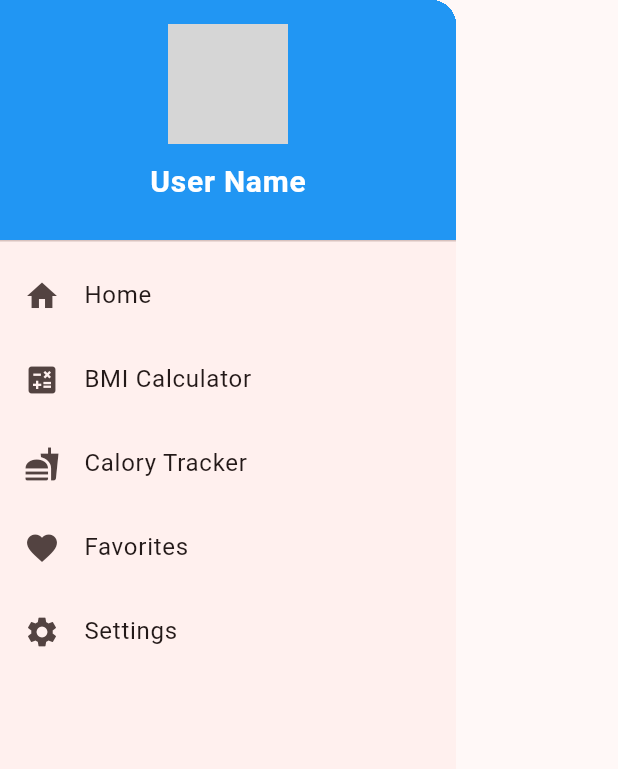
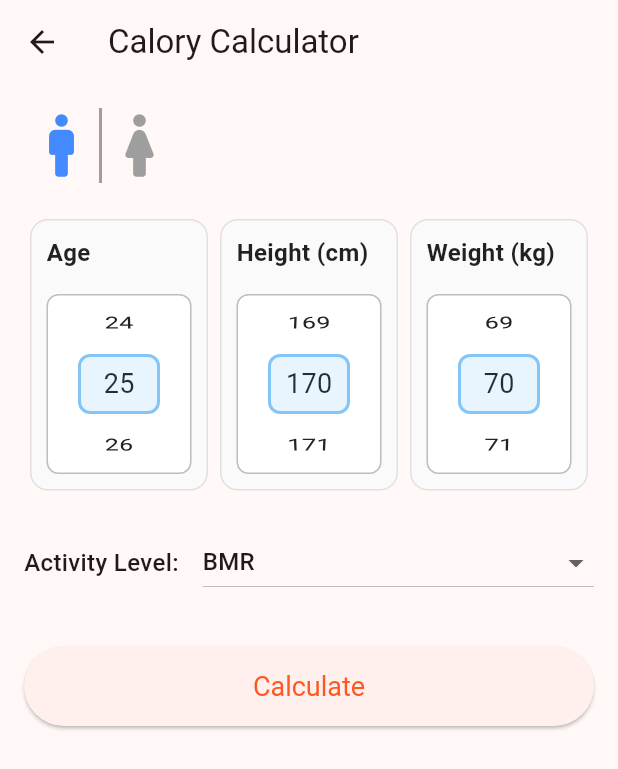
Before and after one commit to Alankoye1/planner_application, a Flutter app: the MyDrawer widget shown alone on an empty page, opened directly, after a tap on "Calory Tracker", on a phone screen of 412 x 824 dp. Shown: the top 769 px of the screen. Run offline on Flutter 3.47's test engine with Material 3 defaults, Android fonts, the phone set to English and light mode, and no system bars; grey boxes are pictures that could not be loaded.

Commit message:
feat: Add Calory Calculator screen and integrate with MyDrawer; enhance CustomScrollable widget functionality

```diff
--- a/analysis_options.yaml
+++ b/analysis_options.yaml
@@ -10,6 +10,7 @@
 analyzer:
   errors:
     unnecessary_string_interpolations: ignore
+    deprecated_member_use: ignore
 include: package:flutter_lints/flutter.yaml
 
 linter:
--- /dev/null
+++ b/lib/screens/calory_calculate_screen.dart
@@ -0,0 +1,181 @@
+import 'package:flutter/material.dart';
+import 'package:planner/widgets/table_calory.dart';
+import '../widgets/gender_switch.dart';
+import '../widgets/custom_scrollable.dart';
+
+class CaloryCalculateScreen extends StatefulWidget {
+  const CaloryCalculateScreen({super.key});
+
+  @override
+  State<CaloryCalculateScreen> createState() => _CaloryCalculateScreenState();
+}
+
+class _CaloryCalculateScreenState extends State<CaloryCalculateScreen> {
+  bool isMale = true;
+  int age = 25;
+  int height = 170;
+  int weight = 70;
+  double? result;
+  String selectedActivity = 'BMR';
+  Map<String, double> activityMultipliers = {
+    'BMR': 1.0,
+    'Sedentary': 1.2,
+    'Lightly Active': 1.375,
+    'Moderately Active': 1.55,
+    'Very Active': 1.725,
+    'Super Active': 1.9,
+  };
+  Map<String, double>? caloryTable;
+
+  final TextEditingController ageController = TextEditingController();
+  final TextEditingController heightController = TextEditingController();
+  final TextEditingController weightController = TextEditingController();
+
+  @override
+  void dispose() {
+    ageController.dispose();
+    heightController.dispose();
+    weightController.dispose();
+    super.dispose();
+  }
+
+  void calculateCalory() {
+    int ageVal = int.tryParse(ageController.text) ?? age;
+    int heightVal = int.tryParse(heightController.text) ?? height;
+    int weightVal = int.tryParse(weightController.text) ?? weight;
+    double bmr;
+    if (isMale) {
+      bmr = 10 * weightVal + 6.25 * heightVal - 5 * ageVal + 5;
+    } else {
+      bmr = 10 * weightVal + 6.25 * heightVal - 5 * ageVal - 161;
+    }
+    Map<String, double> table = {};
+    activityMultipliers.forEach((activity, multiplier) {
+      table[activity] = bmr * multiplier;
+    });
+    setState(() {
+      result = table[selectedActivity];
+      caloryTable = table;
+    });
+  }
+
+  @override
+  Widget build(BuildContext context) {
+    return Scaffold(
+      appBar: AppBar(title: const Text('Calory Calculator')),
+      body: Padding(
+        padding: const EdgeInsets.all(16.0),
+        child: SingleChildScrollView(
+          child: Column(
+            crossAxisAlignment: CrossAxisAlignment.stretch,
+            children: [
+              // Gender Switch
+              Center(
+                child: GenderSwitch(
+                  isMale: isMale,
+                  onGenderChanged: (val) {
+                    setState(() {
+                      isMale = val;
+                    });
+                  },
+                ),
+              ),
+              const SizedBox(height: 24),
+              // Scrollables for Age, Height, Weight
+              Row(
+                children: [
+                  CustomScrollable(
+                    labelText: 'Age',
+                    controller: ageController,
+                    minValue: 10,
+                    maxValue: 100,
+                    initialValue: age,
+                    step: 1,
+                  ),
+                  CustomScrollable(
+                    labelText: 'Height (cm)',
+                    controller: heightController,
+                    minValue: 100,
+                    maxValue: 220,
+                    initialValue: height,
+                    step: 1,
+                  ),
+                  CustomScrollable(
+                    labelText: 'Weight (kg)',
+                    controller: weightController,
+                    minValue: 30,
+                    maxValue: 200,
+                    initialValue: weight,
+                    step: 1,
+                  ),
+                ],
+              ),
+              const SizedBox(height: 24),
+              // Activity Level Dropdown
+              Row(
+                children: [
+                  const Text(
+                    'Activity Level:',
+                    style: TextStyle(fontSize: 16, fontWeight: FontWeight.w500),
+                  ),
+                  const SizedBox(width: 16),
+                  Expanded(
+                    child: DropdownButton<String>(
+                      value: selectedActivity,
+                      isExpanded: true,
+                      items: activityMultipliers.keys.map((level) {
+                        return DropdownMenuItem<String>(
+                          value: level,
+                          child: Text(level),
+                        );
+                      }).toList(),
+                      onChanged: (val) {
+                        setState(() {
+                          selectedActivity = val!;
+                        });
+                      },
+                    ),
+                  ),
+                ],
+              ),
+              const SizedBox(height: 32),
+              ElevatedButton(
+                onPressed: calculateCalory,
+                style: ElevatedButton.styleFrom(
+                  padding: const EdgeInsets.symmetric(vertical: 16),
+                  textStyle: const TextStyle(fontSize: 18),
+                ),
+                child: const Text('Calculate'),
+              ),
+              const SizedBox(height: 32),
+              if (result != null && caloryTable != null)
+                Column(
+                  children: [
+                    const Text(
+                      'Your daily calorie need:',
+                      style: TextStyle(
+                        fontSize: 18,
+                        fontWeight: FontWeight.w500,
+                      ),
+                    ),
+                    const SizedBox(height: 12),
+                    Text(
+                      '${result!.toStringAsFixed(0)} kcal',
+                      style: const TextStyle(
+                        fontSize: 32,
+                        fontWeight: FontWeight.bold,
+                        color: Colors.blueAccent,
+                      ),
+                    ),
+                    const SizedBox(height: 32),
+                    // Calorie Table
+                    TableCalory(caloryTable: caloryTable, result: result!),
+                  ],
+                ),
+            ],
+          ),
+        ),
+      ),
+    );
+  }
+}
--- a/lib/widgets/custom_scrollable.dart
+++ b/lib/widgets/custom_scrollable.dart
@@ -1,24 +1,149 @@
 import 'package:flutter/material.dart';
 
-class CustomScrollable extends StatelessWidget {
+class CustomScrollable extends StatefulWidget {
   const CustomScrollable({
     super.key,
     required this.labelText,
     required this.controller,
+    required this.minValue,
+    required this.maxValue,
+    required this.initialValue,
+    this.step = 1,
   });
 
   final String labelText;
   final TextEditingController controller;
+  final int minValue;
+  final int maxValue;
+  final int initialValue;
+  final int step;
+
+  @override
+  State<CustomScrollable> createState() => _CustomScrollableState();
+}
+
+class _CustomScrollableState extends State<CustomScrollable> {
+  late FixedExtentScrollController scrollController;
+  late int currentValue;
+  late List<int> values;
+  int selectedIndex = 0;
+
+  @override
+  void initState() {
+    super.initState();
+
+    // Generate values list based on min, max, and step
+    values = [];
+    for (int i = widget.minValue; i <= widget.maxValue; i += widget.step) {
+      values.add(i);
+    }
+
+    // Find initial index
+    currentValue = widget.initialValue;
+    selectedIndex = values.indexOf(currentValue);
+    if (selectedIndex == -1) {
+      selectedIndex = 0;
+      currentValue = values[0];
+    }
+
+    scrollController = FixedExtentScrollController(initialItem: selectedIndex);
+    widget.controller.text = currentValue.toString();
+  }
+
+  @override
+  void dispose() {
+    scrollController.dispose();
+    super.dispose();
+  }
 
   @override
   Widget build(BuildContext context) {
-    return SizedBox(
-      width: 90,
-      child: TextField(
-        decoration: InputDecoration(labelText: labelText),
-        keyboardType: TextInputType.number,
-        controller: controller,
-        textInputAction: TextInputAction.next,
+    return Expanded(
+      child: Container(
+        margin: const EdgeInsets.symmetric(horizontal: 4),
+        padding: const EdgeInsets.all(10),
+        decoration: BoxDecoration(
+          border: Border.all(color: Colors.grey[300]!),
+          borderRadius: BorderRadius.circular(12),
+          color: Colors.grey[50],
+        ),
+        child: Column(
+          crossAxisAlignment: CrossAxisAlignment.start,
+          children: [
+            Text(
+              widget.labelText,
+              style: const TextStyle(
+                fontSize: 16,
+                fontWeight: FontWeight.w600,
+                color: Colors.black87,
+              ),
+            ),
+            const SizedBox(height: 16),
+            Container(
+              height: 120,
+              decoration: BoxDecoration(
+                border: Border.all(color: Colors.grey[400]!),
+                borderRadius: BorderRadius.circular(8),
+                color: Colors.white,
+              ),
+              child: Stack(
+                children: [
+                  // Scrollable picker
+                  SizedBox(
+                    height: 120,
+                    child: ListWheelScrollView(
+                      controller: scrollController,
+                      itemExtent: 40,
+                      perspective: 0.005,
+                      diameterRatio: 1.2,
+                      physics: const FixedExtentScrollPhysics(),
+                      onSelectedItemChanged: (int index) {
+                        setState(() {
+                          selectedIndex = index;
+                          currentValue = values[index];
+                          widget.controller.text = currentValue.toString();
+                        });
+                      },
+                      children: values.map((value) {
+                        return Container(
+                          height: 40,
+                          alignment: Alignment.center,
+                          child: Text(
+                            value.toString(),
+                            style: const TextStyle(
+                              fontSize: 18,
+                              fontWeight: FontWeight.normal,
+                              color: Colors.black87,
+                            ),
+                          ),
+                        );
+                      }).toList(),
+                    ),
+                  ),
+                  // Selection indicator
+                  Positioned.fill(
+                    child: IgnorePointer(
+                      child: Center(
+                        child: Container(
+                          height: 40,
+                          margin: const EdgeInsets.symmetric(horizontal: 20),
+                          decoration: BoxDecoration(
+                            borderRadius: BorderRadius.circular(8),
+                            border: Border.all(
+                              color: Colors.blue.withOpacity(0.5),
+                              width: 2,
+                            ),
+                            color: Colors.blue.withOpacity(0.1),
+                          ),
+                        ),
+                      ),
+                    ),
+                  ),
+                ],
+              ),
+            ),
+          ],
+        ),
       ),
     );
   }
--- a/lib/widgets/my_drawer.dart
+++ b/lib/widgets/my_drawer.dart
@@ -1,5 +1,6 @@
 import 'package:flutter/material.dart';
 import 'package:planner/screens/bmi_screen.dart';
+import 'package:planner/screens/calory_calculate_screen.dart';
 import 'package:planner/screens/favorite_screen.dart';
 
 class MyDrawer extends StatelessWidget {
@@ -17,7 +18,12 @@ class MyDrawer extends StatelessWidget {
               children: const [
                 CircleAvatar(
                   radius: 40,
-                  backgroundImage: AssetImage('assets/images/profile.jpg'),
+                  backgroundColor: Colors.orange,
+                  child: Icon(
+                    Icons.person,
+                    size: 50,
+                    color: Colors.white,
+                  ),
                 ),
                 SizedBox(height: 10),
                 Text(
@@ -51,7 +57,7 @@ class MyDrawer extends StatelessWidget {
             leading: const Icon(Icons.fastfood),
             title: const Text('Calory Tracker'),
             onTap: () {
-              // TODO: Navigate to calory tracker screen
+              Navigator.of(context).push(MaterialPageRoute(builder: (context) => const CaloryCalculateScreen()));
             },
           ),
           ListTile(
```
Also changed, not shown: lib/screens/bmi_screen.dart (+7 -3 lines), lib/widgets/table_calory.dart (added, +131 -0 lines).
